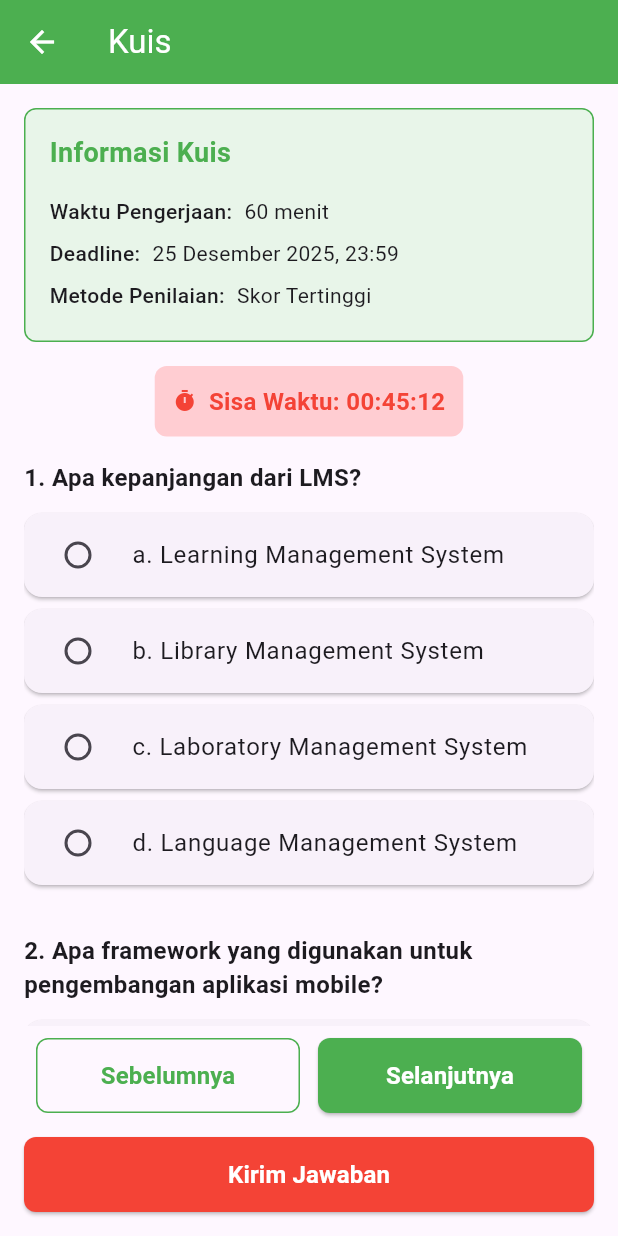
After one commit to ahmadsubhann/UAS, a Flutter app: the KuisPage screen opened directly, on a phone screen of 412 x 824 dp. The commit adds this screen. Run offline on Flutter 3.47's test engine with Material 3 defaults, Android fonts, the phone set to English and light mode, and no system bars.

Commit message:
menambahkan isi konten halaman kuis

```diff
--- /dev/null
+++ b/lib/pages/kuis_page.dart
@@ -0,0 +1,225 @@
+import 'package:flutter/material.dart';
+
+class KuisPage extends StatelessWidget {
+  const KuisPage({Key? key}) : super(key: key);
+
+  @override
+  Widget build(BuildContext context) {
+    return Scaffold(
+      appBar: AppBar(
+        title: const Text('Kuis'),
+        backgroundColor: Colors.green,
+        foregroundColor: Colors.white,
+      ),
+      body: Padding(
+        padding: const EdgeInsets.all(16.0),
+        child: Column(
+          children: [
+            // Informasi kuis
+            Container(
+              width: double.infinity,
+              padding: const EdgeInsets.all(16.0),
+              decoration: BoxDecoration(
+                color: Colors.green[50],
+                border: Border.all(color: Colors.green, width: 1),
+                borderRadius: BorderRadius.circular(8),
+              ),
+              child: Column(
+                crossAxisAlignment: CrossAxisAlignment.start,
+                children: [
+                  const Text(
+                    'Informasi Kuis',
+                    style: TextStyle(
+                      fontSize: 18,
+                      fontWeight: FontWeight.bold,
+                      color: Colors.green,
+                    ),
+                  ),
+                  const SizedBox(height: 12),
+                  _buildInfoRow('Waktu Pengerjaan:', '60 menit'),
+                  _buildInfoRow('Deadline:', '25 Desember 2025, 23:59'),
+                  _buildInfoRow('Metode Penilaian:', 'Skor Tertinggi'),
+                ],
+              ),
+            ),
+            const SizedBox(height: 16),
+
+            // Timer
+            Container(
+              padding: const EdgeInsets.all(12.0),
+              decoration: BoxDecoration(
+                color: Colors.red[100],
+                borderRadius: BorderRadius.circular(8),
+              ),
+              child: const Row(
+                mainAxisSize: MainAxisSize.min,
+                children: [
+                  Icon(Icons.timer, color: Colors.red, size: 16),
+                  SizedBox(width: 8),
+                  Text(
+                    'Sisa Waktu: 00:45:12',
+                    style: TextStyle(
+                      fontSize: 16,
+                      fontWeight: FontWeight.bold,
+                      color: Colors.red,
+                    ),
+                  ),
+                ],
+              ),
+            ),
+            const SizedBox(height: 16),
+
+            // Soal pilihan ganda
+            Expanded(
+              child: SingleChildScrollView(
+                child: Column(
+                  crossAxisAlignment: CrossAxisAlignment.start,
+                  children: [
+                    const Text(
+                      '1. Apa kepanjangan dari LMS?',
+                      style: TextStyle(
+                        fontSize: 16,
+                        fontWeight: FontWeight.w600,
+                      ),
+                    ),
+                    const SizedBox(height: 12),
+                    _buildOptionCard('a. Learning Management System', false),
+                    _buildOptionCard('b. Library Management System', false),
+                    _buildOptionCard('c. Laboratory Management System', false),
+                    _buildOptionCard('d. Language Management System', false),
+                    const SizedBox(height: 24),
+
+                    const Text(
+                      '2. Apa framework yang digunakan untuk pengembangan aplikasi mobile?',
+                      style: TextStyle(
+                        fontSize: 16,
+                        fontWeight: FontWeight.w600,
+                      ),
+                    ),
+                    const SizedBox(height: 12),
+                    _buildOptionCard('a. React', false),
+                    _buildOptionCard('b. Flutter', true),
+                    _buildOptionCard('c. Django', false),
+                    _buildOptionCard('d. Laravel', false),
+                  ],
+                ),
+              ),
+            ),
+
+            // Navigasi soal dan tombol aksi
+            Container(
+              padding: const EdgeInsets.all(8.0),
+              child: Row(
+                children: [
+                  Expanded(
+                    child: SizedBox(
+                      height: 50,
+                      child: OutlinedButton(
+                        onPressed: () {
+                          // Aksi untuk soal sebelumnya
+                        },
+                        style: OutlinedButton.styleFrom(
+                          side: const BorderSide(color: Colors.green),
+                          shape: RoundedRectangleBorder(
+                            borderRadius: BorderRadius.circular(8),
+                          ),
+                        ),
+                        child: const Text(
+                          'Sebelumnya',
+                          style: TextStyle(
+                            color: Colors.green,
+                            fontSize: 16,
+                            fontWeight: FontWeight.bold,
+                          ),
+                        ),
+                      ),
+                    ),
+                  ),
+                  const SizedBox(width: 12),
+                  Expanded(
+                    child: SizedBox(
+                      height: 50,
+                      child: ElevatedButton(
+                        onPressed: () {
+                          // Aksi untuk soal selanjutnya
+                        },
+                        style: ElevatedButton.styleFrom(
+                          backgroundColor: Colors.green,
+                          foregroundColor: Colors.white,
+                          shape: RoundedRectangleBorder(
+                            borderRadius: BorderRadius.circular(8),
+                          ),
+                        ),
+                        child: const Text(
+                          'Selanjutnya',
+                          style: TextStyle(
+                            fontSize: 16,
+                            fontWeight: FontWeight.bold,
+                          ),
+                        ),
+                      ),
+                    ),
+                  ),
+                ],
+              ),
+            ),
+            const SizedBox(height: 8),
+            SizedBox(
+              width: double.infinity,
+              height: 50,
+              child: ElevatedButton(
+                onPressed: () {
+                  // Aksi untuk mengirim jawaban
+                },
+                style: ElevatedButton.styleFrom(
+                  backgroundColor: Colors.red,
+                  foregroundColor: Colors.white,
+                  shape: RoundedRectangleBorder(
+                    borderRadius: BorderRadius.circular(8),
+                  ),
+                ),
+                child: const Text(
+                  'Kirim Jawaban',
+                  style: TextStyle(fontSize: 16, fontWeight: FontWeight.bold),
+                ),
+              ),
+            ),
+          ],
+        ),
+      ),
+    );
+  }
+
+  Widget _buildInfoRow(String label, String value) {
+    return Padding(
+      padding: const EdgeInsets.symmetric(vertical: 4.0),
+      child: Row(
+        crossAxisAlignment: CrossAxisAlignment.start,
+        children: [
+          Text(
+            label,
+            style: const TextStyle(fontSize: 14, fontWeight: FontWeight.w500),
+          ),
+          const SizedBox(width: 8),
+          Expanded(child: Text(value, style: const TextStyle(fontSize: 14))),
+        ],
+      ),
+    );
+  }
+
+  Widget _buildOptionCard(String option, bool isSelected) {
+    return Card(
+      margin: const EdgeInsets.only(bottom: 8),
+      elevation: 1,
+      child: RadioListTile<String>(
+        title: Text(option),
+        value: option,
+        groupValue: isSelected ? option : null,
+        onChanged: (value) {
+          // Aksi ketika opsi dipilih
+        },
+        activeColor: Colors.green,
+      ),
+    );
+  }
+}
--- a/lib/pages/materi_page.dart
+++ b/lib/pages/materi_page.dart
@@ -1,5 +1,6 @@
 import 'package:flutter/material.dart';
 import 'package:lms_app/pages/tugas_page.dart';
+import 'package:lms_app/pages/kuis_page.dart';
 
 class MateriPage extends StatelessWidget {
   const MateriPage({Key? key}) : super(key: key);
@@ -18,6 +19,15 @@ class MateriPage extends StatelessWidget {
               Navigator.push(
                 context,
                 MaterialPageRoute(builder: (context) => const TugasPage()),
+              );
+            },
+          ),
+          IconButton(
+            icon: const Icon(Icons.quiz),
+            onPressed: () {
+              Navigator.push(
+                context,
+                MaterialPageRoute(builder: (context) => const KuisPage()),
               );
             },
           ),
```
